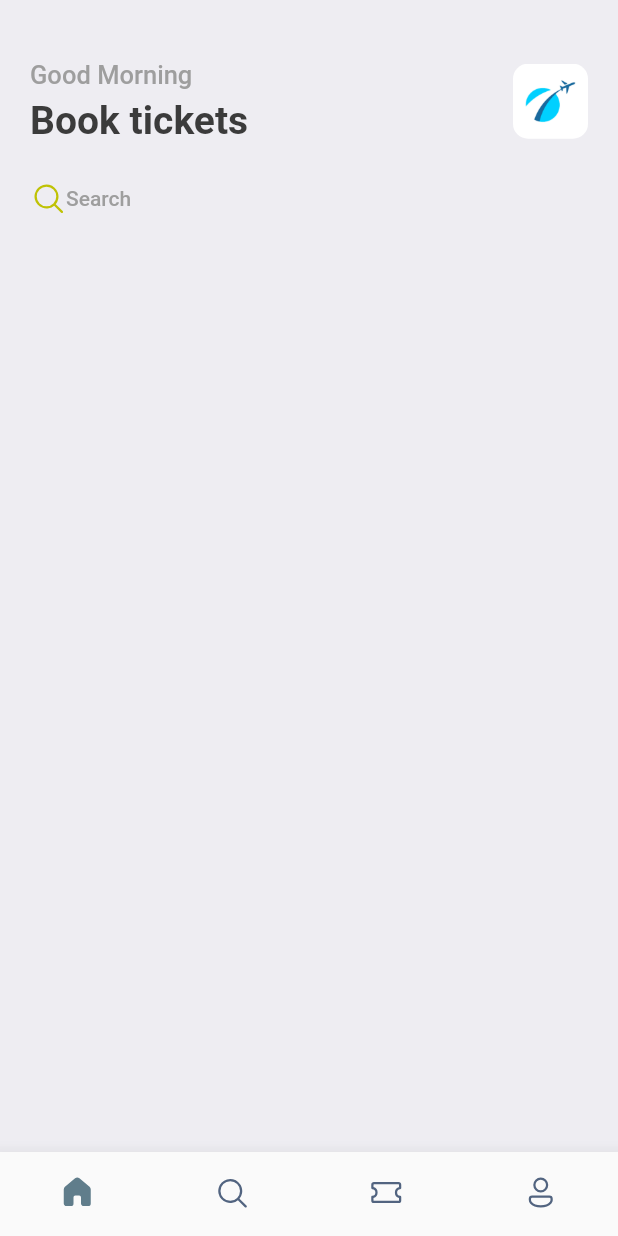
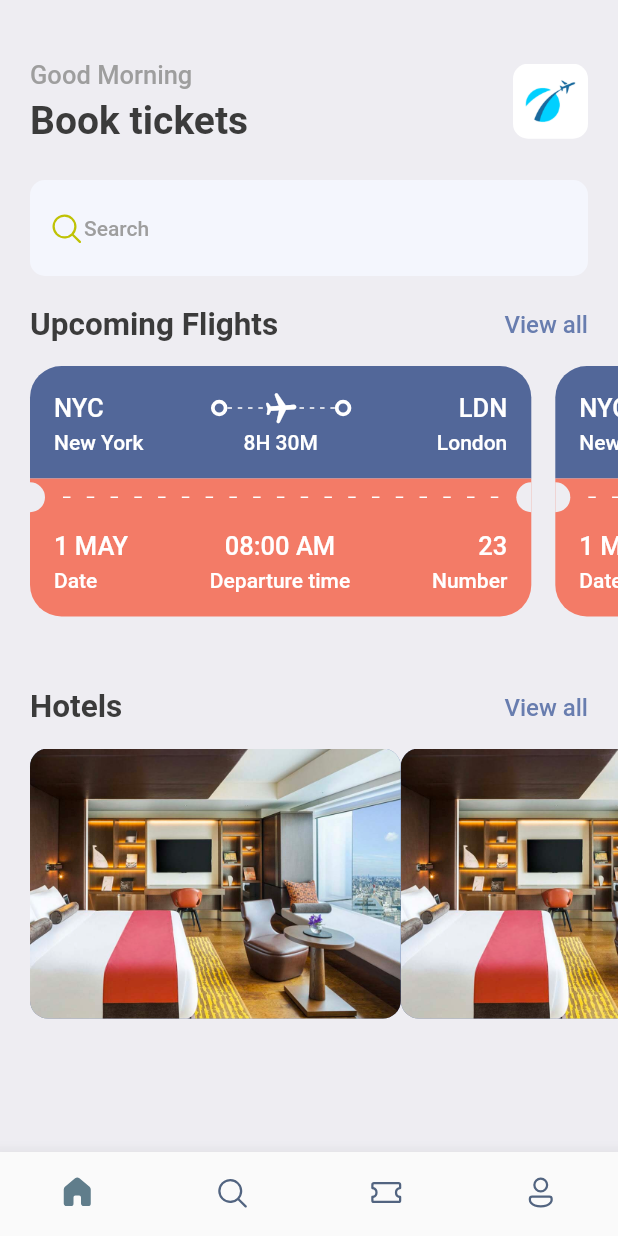
Before and after one commit to ViorelsS/BookingApp, a Flutter app: the screen it shows after launch, on a phone screen of 412 x 824 dp. Run offline on Flutter 3.47's test engine with Material 2 defaults, Android fonts, the phone set to English and light mode, and no system bars; our stand-ins replace fluentui_icons, gap.

Commit message:
Hotel Cards beginning

```diff
--- a/lib/screens/home_screen.dart
+++ b/lib/screens/home_screen.dart
@@ -1,3 +1,5 @@
+import 'package:booktickets/screens/hotel_screen.dart';
+import 'package:booktickets/screens/ticketView.dart';
 import 'package:fluentui_icons/fluentui_icons.dart';
 import 'package:flutter/cupertino.dart';
 import 'package:flutter/material.dart';
@@ -52,19 +54,87 @@ class HomeScreen extends StatelessWidget {
                   ],
                 ),
                 const Gap(25),
+                Container(
+                  decoration: BoxDecoration(
+                      borderRadius: BorderRadius.circular(10),
+                      color: const Color(0xFFF4F6FD)),
+                  padding:
+                      const EdgeInsets.symmetric(horizontal: 12, vertical: 20),
+                  child: Row(
+                    children: [
+                      const Icon(FluentSystemIcons.ic_fluent_search_regular,
+                          color: Color(0xFFBFC205)),
+                      Text(
+                        "Search",
+                        style: Styles.headLineStyle4,
+                      )
+                    ],
+                  ),
+                ),
+                const Gap(20),
                 Row(
+                  mainAxisAlignment: MainAxisAlignment.spaceBetween,
                   children: [
-                    const Icon(FluentSystemIcons.ic_fluent_search_regular,
-                        color: Color(0xFFBFC205)),
-                    Text(
-                      "Search",
-                      style: Styles.headLineStyle4,
+                    Text("Upcoming Flights", style: Styles.headLineStyle2),
+                    InkWell(
+                      onTap: () {
+                        print("You are tapped");
+                      },
+                      child: Text(
+                        "View all",
+                        style: Styles.textStyle
+                            .copyWith(color: Styles.primaryColor),
+                      ),
                     )
                   ],
                 ),
               ],
             ),
-          )
+          ),
+          const Gap(15),
+          SingleChildScrollView(
+            scrollDirection: Axis.horizontal,
+            padding: const EdgeInsets.only(left: 20),
+            child: Row(
+              children: [
+                TicketView(),
+                TicketView(),
+              ],
+            ),
+          ),
+          const Gap(15),
+          Container(
+            padding: const EdgeInsets.symmetric(horizontal: 20),
+            child: Row(
+              mainAxisAlignment: MainAxisAlignment.spaceBetween,
+              children: [
+                Text("Hotels", style: Styles.headLineStyle2),
+                InkWell(
+                  onTap: () {
+                    print("You are tapped");
+                  },
+                  child: Text(
+                    "View all",
+                    style:
+                        Styles.textStyle.copyWith(color: Styles.primaryColor),
+                  ),
+                )
+              ],
+            ),
+          ),
+          const Gap(15),
+          SingleChildScrollView(
+            scrollDirection: Axis.horizontal,
+            padding: const EdgeInsets.only(left: 20),
+            child: Row(
+              children: [
+                HotelScreen(),
+                HotelScreen(),
+                HotelScreen(),
+                HotelScreen(),
+              ],
+            ),
+          ),
         ],
       ),
     );
--- /dev/null
+++ b/lib/screens/hotel_screen.dart
@@ -0,0 +1,31 @@
+import 'package:booktickets/utils/app_layout.dart';
+import 'package:flutter/cupertino.dart';
+import 'package:flutter/src/widgets/container.dart';
+import 'package:flutter/src/widgets/framework.dart';
+
+import '../utils/app_styles.dart';
+
+class HotelScreen extends StatelessWidget {
+  const HotelScreen({super.key});
+
+  @override
+  Widget build(BuildContext context) {
+    final size = AppLayout.getSize(context);
+    return Container(
+        width: size.width * 0.6,
+        height: 350,
+        child: Column(children: [
+          Container(
+            height: 180,
+            decoration: BoxDecoration(
+              borderRadius: BorderRadius.circular(12),
+              color: Styles.primaryColor,
+              image: const DecorationImage(
+                fit: BoxFit.cover,
+                image: AssetImage("assets/images/one.png"),
+              ),
+            ),
+          ),
+        ]));
+  }
+}
--- /dev/null
+++ b/lib/screens/ticketView.dart
@@ -0,0 +1,266 @@
+import 'package:booktickets/utils/app_layout.dart';
+import 'package:booktickets/utils/app_styles.dart';
+import 'package:booktickets/widgets/thick_container.dart';
+import 'package:flutter/cupertino.dart';
+import 'package:flutter/material.dart';
+import 'package:flutter/src/widgets/container.dart';
+import 'package:flutter/src/widgets/framework.dart';
+import 'package:gap/gap.dart';
+
+class TicketView extends StatelessWidget {
+  const TicketView({super.key});
+
+  @override
+  Widget build(BuildContext context) {
+    final size = AppLayout.getSize(context);
+
+    return SizedBox(
+      width: size.width * 0.85,
+      height: 200,
+      child: Container(
+        margin: const EdgeInsets.only(right: 16),
+        child: Column(
+          children: [
+            // Showing the blue part of the card/ticket
+            Container(
+              decoration: const BoxDecoration(
+                color: Color(0xFF526799),
+                borderRadius: BorderRadius.only(
+                  topLeft: Radius.circular(21),
+                  topRight: Radius.circular(21),
+                ),
+              ),
+              padding: const EdgeInsets.all(16),
+              child: Column(
+                children: [
+                  Row(
+                    children: [
+                      Text(
+                        "NYC",
+                        style:
+                            Styles.headLineStyle3.copyWith(color: Colors.white),
+                      ),
+                      Expanded(
+                        child: Container(),
+                      ),
+                      ThickContainer(),
+                      Expanded(
+                        child: Stack(children: [
+                          SizedBox(
+                            height: 24,
+                            child: LayoutBuilder(
+                              builder: (BuildContext context,
+                                  BoxConstraints constraints) {
+                                print(
+                                    "The width is ${constraints.constrainWidth()}");
+
+                                return Flex(
+                                    direction: Axis.horizontal,
+                                    mainAxisAlignment:
+                                        MainAxisAlignment.spaceBetween,
+                                    mainAxisSize: MainAxisSize.max,
+                                    children: List.generate(
+                                      (constraints.constrainWidth() / 6)
+                                          .floor(),
+                                      (index) => SizedBox(
+                                        width: 3,
+                                        height: 1,
+                                        child: DecoratedBox(
+                                          decoration: BoxDecoration(
+                                              color: Colors.white),
+                                        ),
+                                      ),
+                                    ));
+                              },
+                            ),
+                          ),
+                          Center(
+                            child: Transform.rotate(
+                              angle: 1.5,
+                              child: Icon(Icons.local_airport_rounded,
+                                  color: Colors.white),
+                            ),
+                          ),
+                        ]),
+                      ),
+                      ThickContainer(),
+                      Expanded(
+                        child: Container(),
+                      ),
+                      Text(
+                        "LDN",
+                        style:
+                            Styles.headLineStyle3.copyWith(color: Colors.white),
+                      ),
+                    ],
+                  ),
+                  const Gap(3),
+                  Row(
+                    mainAxisAlignment: MainAxisAlignment.spaceBetween,
+                    children: [
+                      SizedBox(
+                        width: 100,
+                        child: Text(
+                          'New York',
+                          style: Styles.headLineStyle4
+                              .copyWith(color: Colors.white),
+                        ),
+                      ),
+                      Text(
+                        "8H 30M",
+                        style:
+                            Styles.headLineStyle4.copyWith(color: Colors.white),
+                      ),
+                      SizedBox(
+                        width: 100,
+                        child: Text(
+                          'London',
+                          textAlign: TextAlign.end,
+                          style: Styles.headLineStyle4
+                              .copyWith(color: Colors.white),
+                        ),
+                      ),
+                    ],
+                  ),
+                ],
+              ),
+            ),
+            // Showing the orange part of the card/ticket
+            Container(
+              color: Styles.orangeColor,
+              child: Row(
+                children: [
+                  SizedBox(
+                    height: 20,
+                    width: 10,
+                    child: DecoratedBox(
+                      decoration: BoxDecoration(
+                        color: Styles.bgColor, //Colors.white,
+                        borderRadius: const BorderRadius.only(
+                          topRight: Radius.circular(10),
+                          bottomRight: Radius.circular(10),
+                        ),
+                      ),
+                    ),
+                  ),
+                  Expanded(
+                    child: Padding(
+                      padding: const EdgeInsets.all(12.0),
+                      child: LayoutBuilder(
+                        builder:
+                            (BuildContext context, BoxConstraints constraints) {
+                          return Flex(
+                            direction: Axis.horizontal,
+                            mainAxisAlignment: MainAxisAlignment.spaceBetween,
+                            mainAxisSize: MainAxisSize.max,
+                            children: List.generate(
+                              (constraints.constrainWidth() / 15).floor(),
+                              (index) => const SizedBox(
+                                width: 5,
+                                height: 1,
+                                child: DecoratedBox(
+                                  decoration: BoxDecoration(
+                                    color: Colors.white,
+                                  ),
+                                ),
+                              ),
+                            ),
+                          );
+                        },
+                      ),
+                    ),
+                  ),
+                  SizedBox(
+                    height: 20,
+                    width: 10,
+                    child: DecoratedBox(
+                      decoration: BoxDecoration(
+                        color: Styles.bgColor, //Colors.white,
+                        borderRadius: const BorderRadius.only(
+                          topLeft: Radius.circular(10),
+                          bottomLeft: Radius.circular(10),
+                        ),
+                      ),
+                    ),
+                  )
+                ],
+              ),
+            ),
+            // Bottom parte of the orange part of the card/ticket
+            Container(
+              decoration: BoxDecoration(
+                color: Styles.orangeColor,
+                borderRadius: const BorderRadius.only(
+                  bottomLeft: Radius.circular(21),
+                  bottomRight: Radius.circular(21),
+                ),
+              ),
+              padding: const EdgeInsets.only(
+                  left: 16, top: 10, right: 16, bottom: 16),
+              child: Column(
+                children: [
+                  Row(
+                    mainAxisAlignment: MainAxisAlignment.spaceBetween,
+                    children: [
+                      Column(
+                        crossAxisAlignment: CrossAxisAlignment.start,
+                        children: [
+                          Text(
+                            "1 MAY",
+                            style: Styles.headLineStyle3.copyWith(
+                              color: Colors.white,
+                            ),
+                          ),
+                          const Gap(5),
+                          Text(
+                            "Date",
+                            style: Styles.headLineStyle4
+                                .copyWith(color: Colors.white),
+                          ),
+                        ],
+                      ),
+                      Column(
+                        crossAxisAlignment: CrossAxisAlignment.center,
+                        children: [
+                          Text(
+                            "08:00 AM",
+                            style: Styles.headLineStyle3.copyWith(
+                              color: Colors.white,
+                            ),
+                          ),
+                          const Gap(5),
+                          Text(
+                            "Departure time",
+                            style: Styles.headLineStyle4
+                                .copyWith(color: Colors.white),
+                          ),
+                        ],
+                      ),
+                      Column(
+                        crossAxisAlignment: CrossAxisAlignment.end,
+                        children: [
+                          Text(
+                            "23",
+                            style: Styles.headLineStyle3.copyWith(
+                              color: Colors.white,
+                            ),
+                          ),
+                          const Gap(5),
+                          Text(
+                            "Number",
+                            style: Styles.headLineStyle4
+                                .copyWith(color: Colors.white),
+                          ),
+                        ],
+                      ),
+                    ],
+                  ),
+                ],
+              ),
+            ),
+          ],
+        ),
+      ),
+    );
+  }
+}
--- /dev/null
+++ b/lib/utils/app_layout.dart
@@ -0,0 +1,9 @@
+import 'package:flutter/material.dart';
+
+import 'package:flutter/cupertino.dart';
+
+class AppLayout {
+  static getSize(BuildContext context) {
+    return MediaQuery.of(context).size;
+  }
+}
--- a/lib/utils/app_styles.dart
+++ b/lib/utils/app_styles.dart
@@ -6,7 +6,7 @@ class Styles {
   static Color primaryColor = primary;
   static Color textColor = const Color(0xFF3b3b3b);
   static Color bgColor = const Color(0xFFeeedf2);
-  static Color orangeColor = const Color(0xFF526799);
+  static Color orangeColor = const Color(0xFFF37B67);
   static TextStyle textStyle =
       TextStyle(fontSize: 16, color: textColor, fontWeight: FontWeight.w500);
   static TextStyle headLineStyle =
--- /dev/null
+++ b/lib/widgets/thick_container.dart
@@ -0,0 +1,19 @@
+import 'package:flutter/material.dart';
+import 'package:flutter/rendering.dart';
+import 'package:flutter/src/widgets/container.dart';
+import 'package:flutter/src/widgets/framework.dart';
+
+class ThickContainer extends StatelessWidget {
+  const ThickContainer({super.key});
+
+  @override
+  Widget build(BuildContext context) {
+    return Container(
+      padding: const EdgeInsets.all(3.0),
+      decoration: BoxDecoration(
+        borderRadius: BorderRadius.circular(20),
+        border: Border.all(width: 2.5, color: Colors.white),
+      ),
+    );
+  }
+}
```
